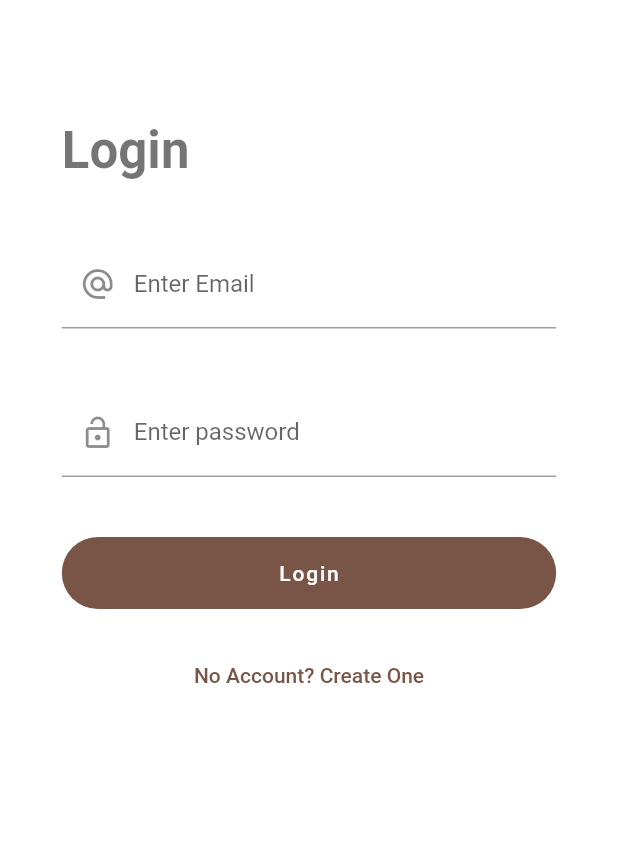
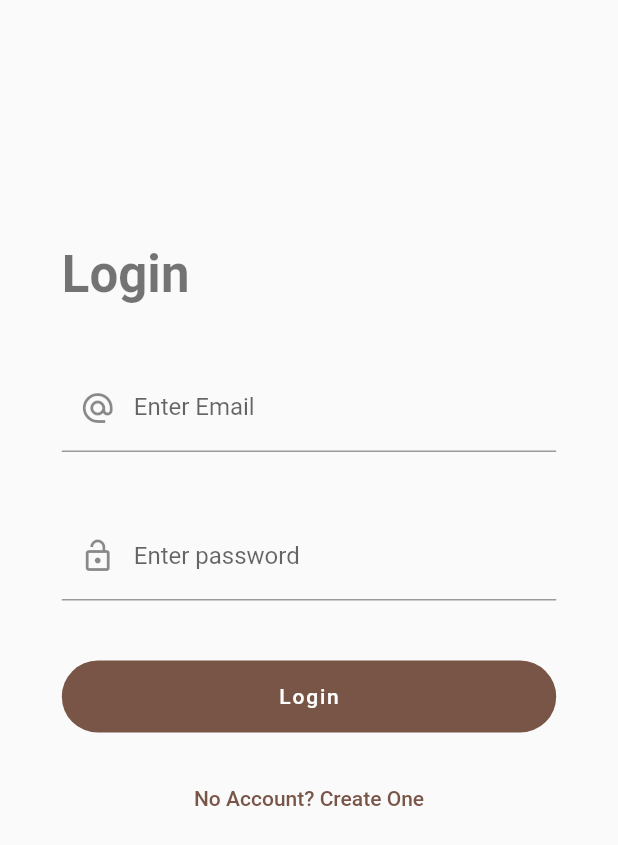
Before and after one commit to efenstakes/oned_m, a Flutter app: the screen it shows after launch, on a phone screen of 412 x 824 dp. Shown: the top 845 px of the screen. Run offline on Flutter 3.47's test engine with Material 2 defaults, Android fonts, the phone set to English and light mode, and no system bars; our stand-ins replace cloud_firestore, date_time_picker, firebase_auth, firebase_core, jiffy; missing offline and left inert: dart:ffi; accounts and stored records are empty.

Commit message:
update page layout to add scaffold

```diff
--- a/lib/pages/login_register/login_register.screen.dart
+++ b/lib/pages/login_register/login_register.screen.dart
@@ -1,4 +1,5 @@
 import 'package:flutter/cupertino.dart';
+import 'package:flutter/material.dart';
 import 'package:oned_m/pages/login_register/create_account.screen.dart';
 import 'package:oned_m/pages/login_register/login.screen.dart';
 
@@ -11,16 +12,19 @@ class LoginRegisterScreen extends StatefulWidget {
 }
 
 class _LoginRegisterScreenState extends State<LoginRegisterScreen> {
-
   bool _isInLogging = true;
-
 
 
 
   @override
   Widget build(BuildContext context) {
-    return Container(
-      child: _isInLogging ? LoginScreen(switchPage: switchPage,) : CreateAccountScreen(switchPage: switchPage,),
+    Size screenSize = MediaQuery.of(context).size;
+    return Scaffold(
+      body: Container(
+        alignment: Alignment.center,
+        margin: EdgeInsets.only(top: screenSize.width/5),
+        child: _isInLogging ? LoginScreen(switchPage: switchPage,) : CreateAccountScreen(switchPage: switchPage,),
+      ),
     );
   }
 
```
